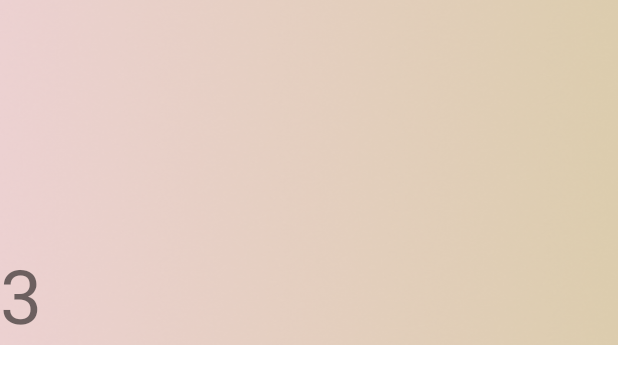
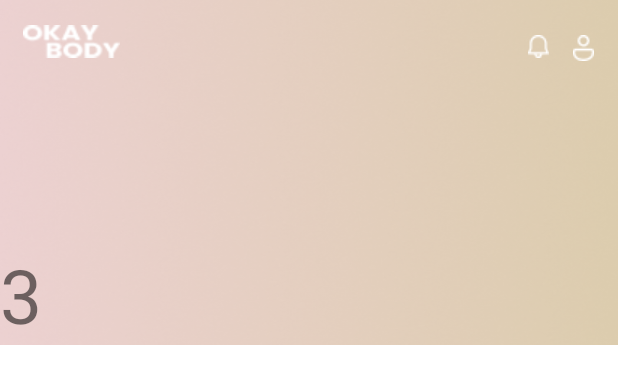
Before and after one commit to sohee7528/WaveIt, an Android app: the layout fragment_home3.xml on its own in the app's theme, with its tools: preview values and no code run, on a phone screen of 412 x 824 dp. Shown: the top 384 px of the screen. Run offline under Robolectric (Android 15) with nearby library versions, the phone set to English and light mode, and no system bars.

Commit message:
revise home fragment-view pager

```diff
--- a/app/src/main/res/layout/activity_main.xml
+++ b/app/src/main/res/layout/activity_main.xml
@@ -5,6 +5,7 @@
     android:layout_width="match_parent"
     android:layout_height="match_parent"
     tools:context=".MainActivity">
+
 
     <FrameLayout
         android:layout_width="match_parent"
--- a/app/src/main/res/layout/fragment_home3.xml
+++ b/app/src/main/res/layout/fragment_home3.xml
@@ -1,17 +1,64 @@
 <?xml version="1.0" encoding="utf-8"?>
 <LinearLayout
     xmlns:android="http://schemas.android.com/apk/res/android"
+    xmlns:app="http://schemas.android.com/apk/res-auto"
+    xmlns:tools="http://schemas.android.com/tools"
     android:layout_width="match_parent"
     android:layout_height="230dp"
     android:gravity="top"
     android:background="@drawable/home_1"
     android:orientation="vertical">
+    <androidx.constraintlayout.widget.ConstraintLayout
+        android:layout_width="match_parent"
+        android:layout_height="match_parent">
 
-    <TextView
-        android:layout_width="match_parent"
-        android:layout_height="230dp"
-        android:gravity="bottom|left"
-        android:text="3"
-        android:textSize="50dp" />
+        <androidx.appcompat.widget.AppCompatImageView
+            android:id="@+id/appCompatImageView"
+            android:layout_width="80dp"
+            android:layout_height="40dp"
+            android:paddingTop="15dp"
+            android:paddingLeft="15dp"
+            android:scaleType="fitCenter"
+            android:src="@drawable/okaybody_white"
+            app:layout_constraintStart_toStartOf="parent"
+            app:layout_constraintTop_toTopOf="parent" />
+
+        <ImageButton
+            android:id="@+id/imageButton"
+            android:layout_width="wrap_content"
+            android:layout_height="wrap_content"
+            android:layout_marginTop="8dp"
+            android:layout_marginEnd="16dp"
+            android:background="#00FFFFFF"
+            android:paddingTop="15dp"
+            android:scaleType="fitCenter"
+            android:src="@drawable/user"
+            app:layout_constraintEnd_toEndOf="parent"
+            app:layout_constraintTop_toTopOf="parent" />
+
+        <ImageButton
+            android:layout_width="wrap_content"
+            android:layout_height="wrap_content"
+            android:layout_marginTop="8dp"
+            android:layout_marginEnd="16dp"
+            android:background="#00FFFFFF"
+            android:paddingTop="15dp"
+            android:scaleType="fitCenter"
+            android:src="@drawable/notice"
+            app:layout_constraintEnd_toStartOf="@+id/imageButton"
+            app:layout_constraintTop_toTopOf="parent" />
+
+        <TextView
+            android:layout_width="match_parent"
+            android:layout_height="wrap_content"
+            android:gravity="bottom|left"
+            android:text="3"
+            android:textSize="50dp"
+            app:layout_constraintBottom_toBottomOf="parent"
+            app:layout_constraintEnd_toEndOf="parent"
+            app:layout_constraintHorizontal_bias="0.0"
+            app:layout_constraintStart_toStartOf="parent" />
+
+    </androidx.constraintlayout.widget.ConstraintLayout>
 
 </LinearLayout>
```
Also changed, not shown: app/src/main/res/drawable-v24/notice.png (added), app/src/main/res/drawable-v24/okaybody_white.png (added), app/src/main/res/drawable-v24/user.png (added).
